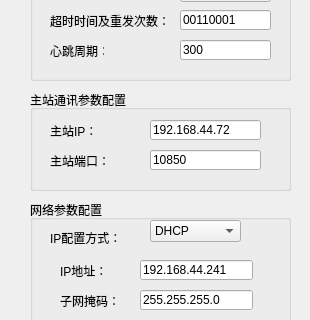
Before: the Qt Designer form paramset_internet.ui in CLP0037/UtilizationDevTesting, drawn with Qt 5; both pictures show x 0 to 310 and y 130 to 450 of the 310 by 539 pixel window.
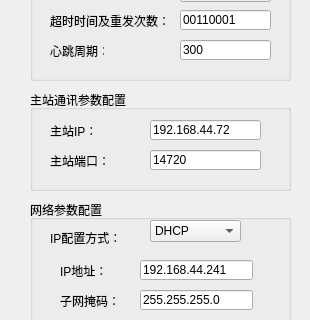
After: the same form once the commit is applied. Icons and pictures are not drawn.

Patch:
```diff
--- a/paramset_internet.ui
+++ b/paramset_internet.ui
@@ -388,7 +388,7 @@
      </rect>
     </property>
     <property name="text">
-     <string>10850</string>
+     <string>14720</string>
     </property>
    </widget>
   </widget>
```
